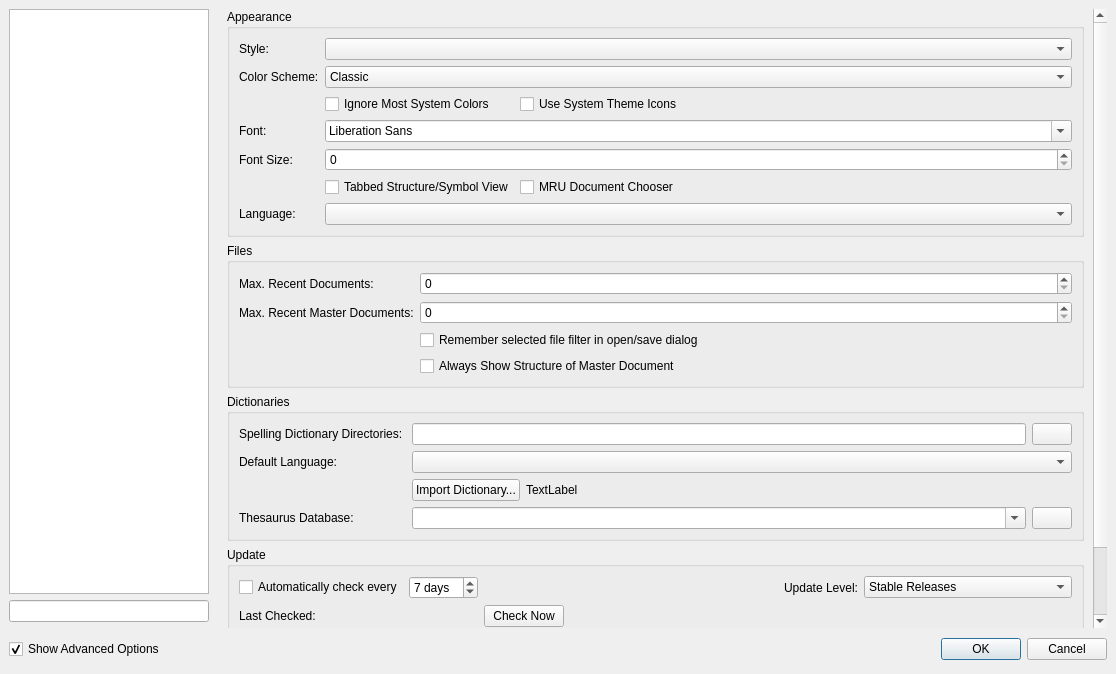
Qt form configdialog.ui (texstudio-org/texstudio) before a commit.
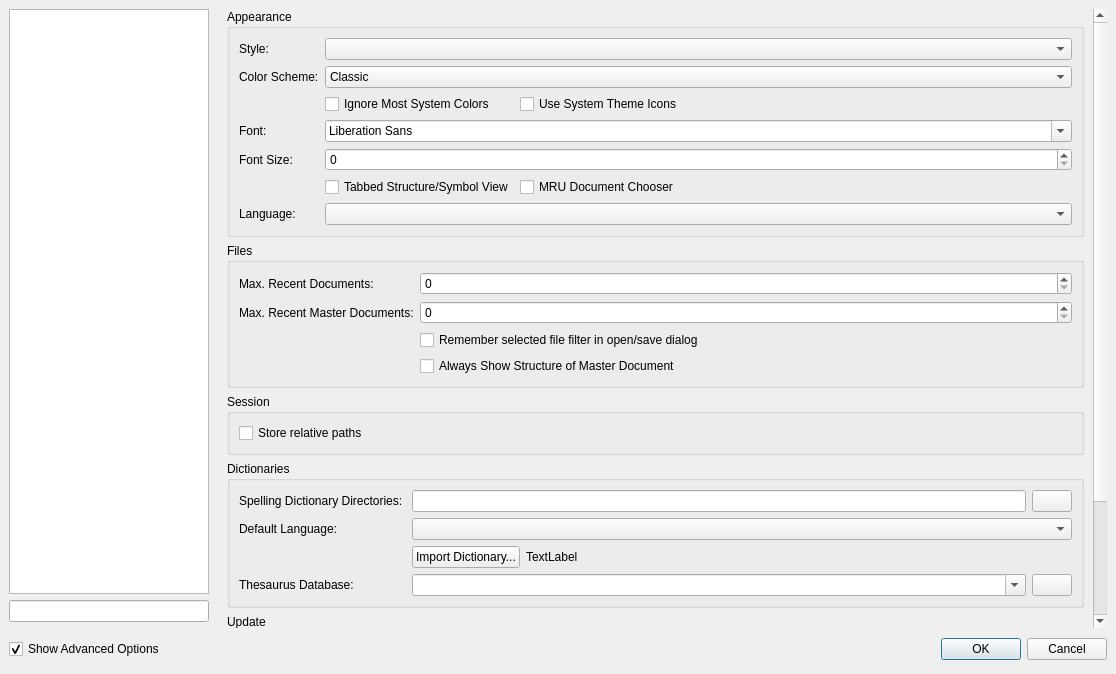
The same form after that commit. The open tabs and pages were chosen to show the change. Icons and pictures are not drawn.

Commit message: Possibility to always store absolute paths in session files (added option "General -> Session -> Store relative paths")

What changed in the file:
```diff
--- a/configdialog.ui
+++ b/configdialog.ui
@@ -79,8 +79,8 @@
            <rect>
             <x>0</x>
             <y>0</y>
-            <width>547</width>
-            <height>632</height>
+            <width>863</width>
+            <height>688</height>
            </rect>
           </property>
           <layout class="QVBoxLayout" name="verticalLayout">
@@ -355,7 +355,29 @@
             </widget>
            </item>
            <item>
-            <widget class="QGroupBox" name="groupBox">
+            <widget class="QGroupBox" name="groupBox_Session">
+             <property name="title">
+              <string>Session</string>
+             </property>
+             <property name="advancedOption" stdset="0">
+              <bool>true</bool>
+             </property>
+             <layout class="QVBoxLayout" name="verticalLayout_10">
+              <item>
+               <widget class="QCheckBox" name="checkBoxSessionStoreRelativePaths">
+                <property name="text">
+                 <string>Store relative paths</string>
+                </property>
+                <property name="advancedOption" stdset="0">
+                 <bool>true</bool>
+                </property>
+               </widget>
+              </item>
+             </layout>
+            </widget>
+           </item>
+           <item>
+            <widget class="QGroupBox" name="groupBox_Dictionaries">
              <property name="title">
               <string>Dictionaries</string>
              </property>
```
Left out of the diff: 10 changed lines with no effect on the pictures. The commit also changes 3 other files.
